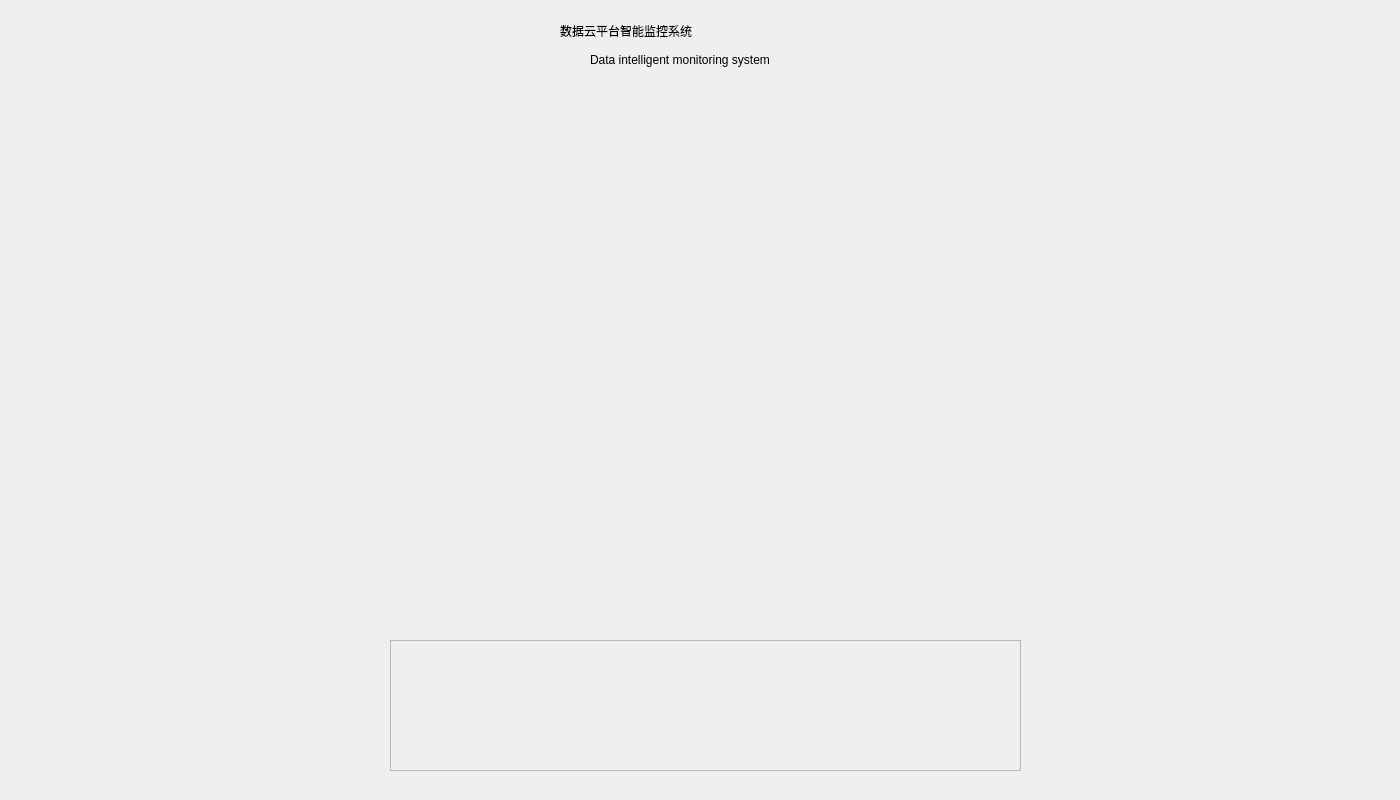
Before: the Qt Designer form mainwidget.ui in nhyilin/TJ_Launch, drawn with Qt 5.
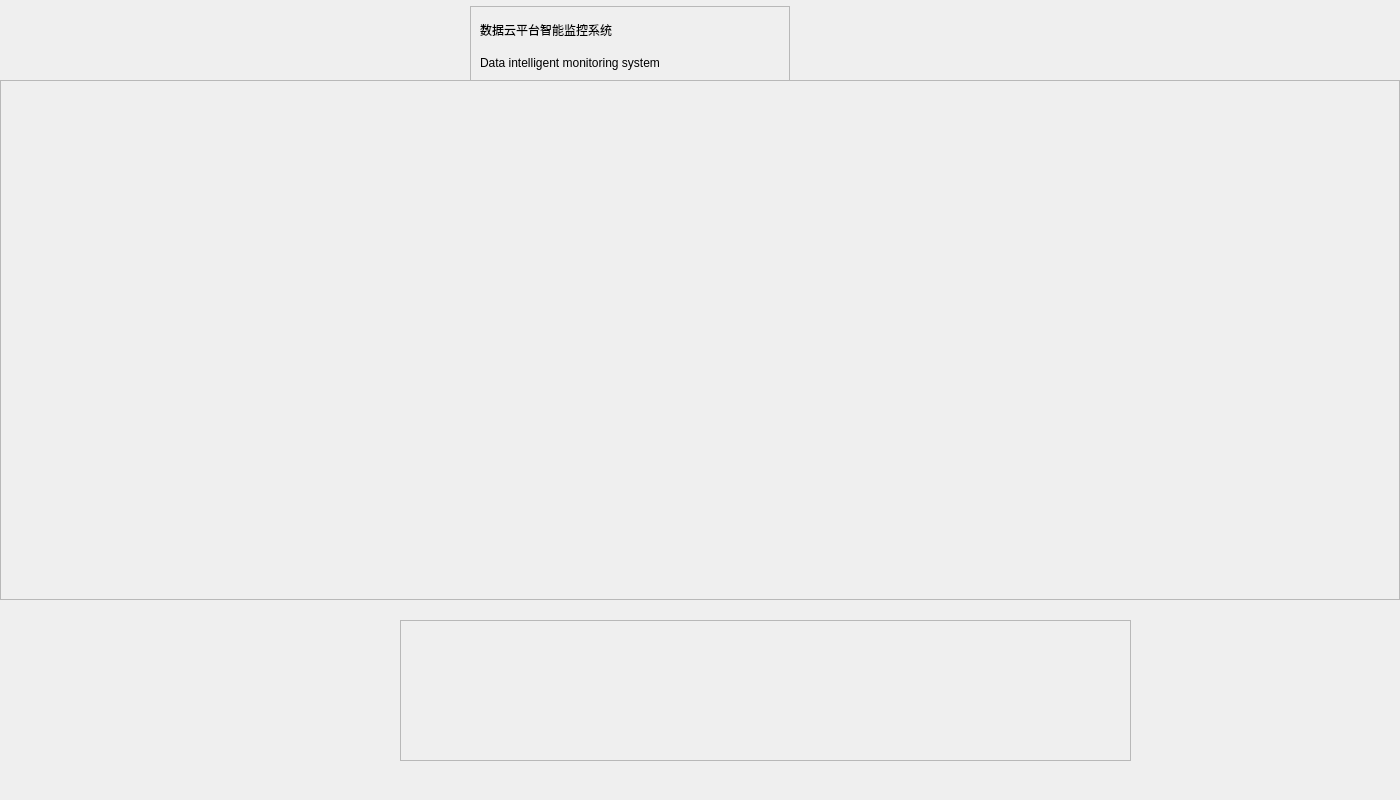
After: the same form once the commit is applied.

```diff
--- a/mainwidget.ui
+++ b/mainwidget.ui
@@ -25,10 +25,10 @@
    <widget class="QFrame" name="functionFrame">
     <property name="geometry">
      <rect>
-      <x>390</x>
-      <y>40</y>
-      <width>631</width>
-      <height>131</height>
+      <x>400</x>
+      <y>20</y>
+      <width>731</width>
+      <height>141</height>
      </rect>
     </property>
     <property name="frameShape">
@@ -42,12 +42,28 @@
   <widget class="QWidget" name="showWidget" native="true">
    <property name="geometry">
     <rect>
-     <x>100</x>
+     <x>0</x>
      <y>80</y>
-     <width>1300</width>
+     <width>1400</width>
      <height>520</height>
     </rect>
    </property>
+   <widget class="QFrame" name="frame">
+    <property name="geometry">
+     <rect>
+      <x>0</x>
+      <y>0</y>
+      <width>1400</width>
+      <height>520</height>
+     </rect>
+    </property>
+    <property name="frameShape">
+     <enum>QFrame::StyledPanel</enum>
+    </property>
+    <property name="frameShadow">
+     <enum>QFrame::Raised</enum>
+    </property>
+   </widget>
   </widget>
   <widget class="QWidget" name="widget_1" native="true">
    <property name="geometry">
@@ -58,43 +74,45 @@
      <height>80</height>
     </rect>
    </property>
-   <widget class="QLabel" name="titlelabel_1">
+   <widget class="QFrame" name="titleFrame">
     <property name="geometry">
      <rect>
-      <x>560</x>
-      <y>10</y>
-      <width>301</width>
-      <height>41</height>
+      <x>470</x>
+      <y>6</y>
+      <width>320</width>
+      <height>80</height>
      </rect>
     </property>
-    <property name="text">
-     <string>数据云平台智能监控系统</string>
+    <property name="minimumSize">
+     <size>
+      <width>0</width>
+      <height>80</height>
+     </size>
     </property>
-   </widget>
-   <widget class="QLabel" name="titlelabel_2">
-    <property name="geometry">
-     <rect>
-      <x>590</x>
-      <y>50</y>
-      <width>291</width>
-      <height>19</height>
-     </rect>
+    <property name="frameShape">
+     <enum>QFrame::StyledPanel</enum>
     </property>
-    <property name="text">
-     <string>Data intelligent monitoring system</string>
+    <property name="frameShadow">
+     <enum>QFrame::Raised</enum>
     </property>
+    <layout class="QVBoxLayout" name="verticalLayout">
+     <item>
+      <widget class="QLabel" name="titlelabel_1">
+       <property name="text">
+        <string>数据云平台智能监控系统</string>
+       </property>
+      </widget>
+     </item>
+     <item>
+      <widget class="QLabel" name="titlelabel_2">
+       <property name="text">
+        <string>Data intelligent monitoring system</string>
+       </property>
+      </widget>
+     </item>
+    </layout>
    </widget>
   </widget>
-  <widget class="QWidget" name="leftWidget" native="true">
-   <property name="geometry">
-    <rect>
-     <x>0</x>
-     <y>80</y>
-     <width>100</width>
-     <height>520</height>
-    </rect>
-   </property>
-  </widget>
  </widget>
  <resources/>
  <connections/>
```
Left out of the diff: 6 changed lines with no effect on the pictures.
